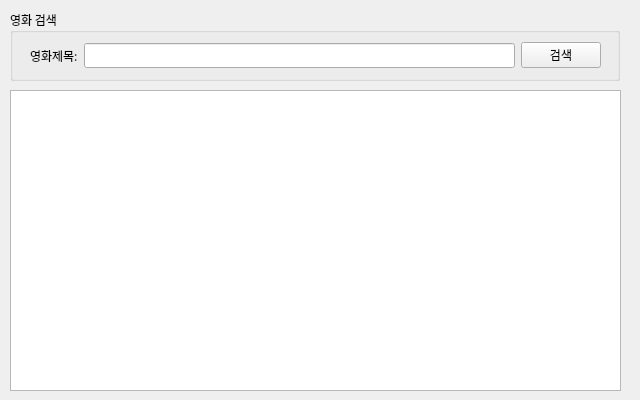
This is part1/studyPyQt/naverApiMovie.ui in kooweajeeI/miniprojects as Qt 5 draws it before an edit. The edited form follows.
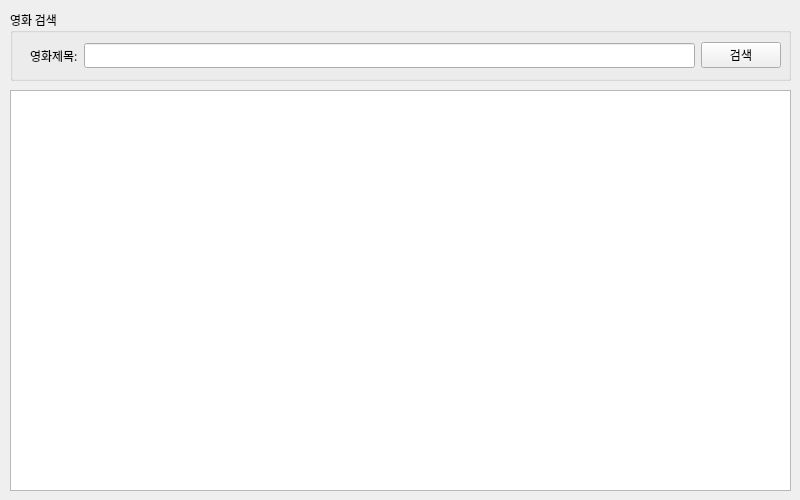
This is the edited form.

```diff
--- a/part1/studyPyQt/naverApiMovie.ui
+++ b/part1/studyPyQt/naverApiMovie.ui
@@ -6,8 +6,8 @@
    <rect>
     <x>0</x>
     <y>0</y>
-    <width>640</width>
-    <height>400</height>
+    <width>800</width>
+    <height>500</height>
    </rect>
   </property>
   <property name="sizePolicy">
@@ -18,14 +18,14 @@
   </property>
   <property name="minimumSize">
    <size>
-    <width>640</width>
-    <height>400</height>
+    <width>800</width>
+    <height>500</height>
    </size>
   </property>
   <property name="maximumSize">
    <size>
-    <width>640</width>
-    <height>400</height>
+    <width>800</width>
+    <height>500</height>
    </size>
   </property>
   <property name="font">
@@ -41,7 +41,7 @@
     <rect>
      <x>10</x>
      <y>10</y>
-     <width>610</width>
+     <width>781</width>
      <height>71</height>
     </rect>
    </property>
@@ -56,7 +56,7 @@
         <rect>
          <x>20</x>
          <y>30</y>
-         <width>571</width>
+         <width>751</width>
          <height>31</height>
         </rect>
        </property>
@@ -89,8 +89,8 @@
     <rect>
      <x>10</x>
      <y>90</y>
-     <width>611</width>
-     <height>301</height>
+     <width>781</width>
+     <height>401</height>
     </rect>
    </property>
    <layout class="QVBoxLayout" name="resultLayout">
```
